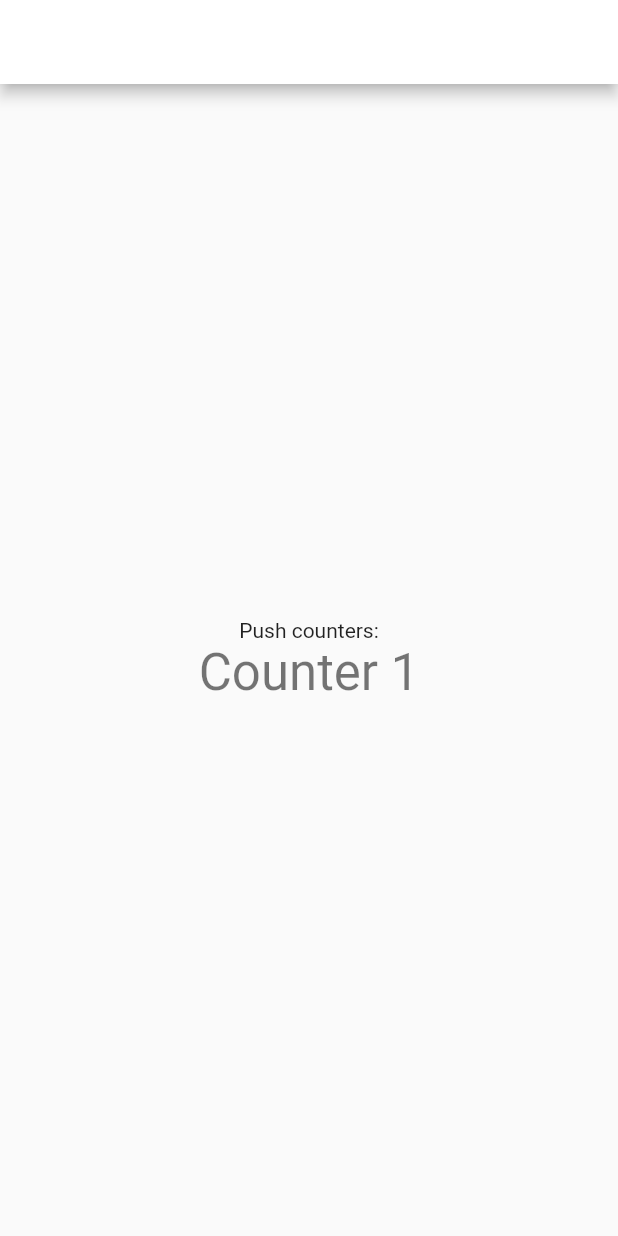
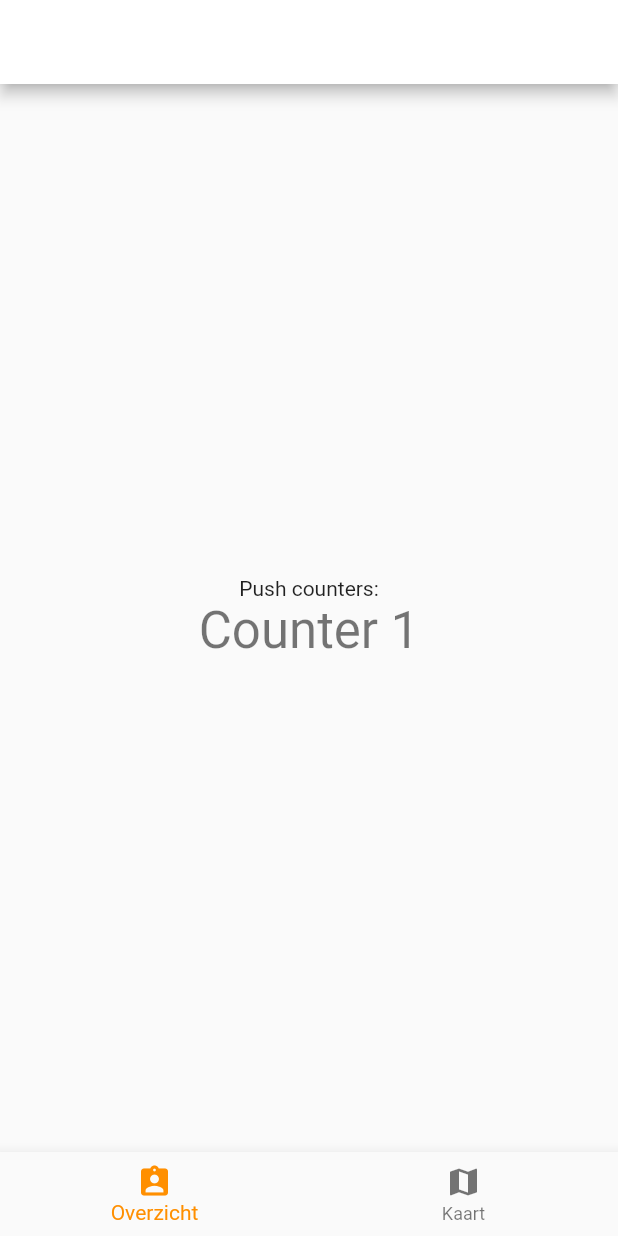
Before and after one commit to tik1111/greppeltocht, a Flutter app: the screen it shows after launch, on a phone screen of 412 x 824 dp. Run offline on Flutter 3.47's test engine with Material 2 defaults, Android fonts, the phone set to English and light mode, and no system bars; our stand-ins replace go_router.

Commit message:
Feat: Bottom nav bar

```diff
--- a/lib/screen/homeScreen.dart
+++ b/lib/screen/homeScreen.dart
@@ -1,4 +1,5 @@
 import 'package:flutter/material.dart';
+import 'package:greppeltocht/widgets/bottomNavigationBar.dart';
 
 class HomeScreen extends StatelessWidget {
   const HomeScreen({super.key});
@@ -10,6 +11,8 @@ class HomeScreen extends StatelessWidget {
         backgroundColor: Theme.of(context).colorScheme.inversePrimary,
         title: const Text("Test bar"),
       ),
+      bottomNavigationBar:
+          const DefaultBottomNavBar(selectedIndex: 0, onItemSelected: 1),
       body: Center(
         child: Column(
           mainAxisAlignment: MainAxisAlignment.center,
--- /dev/null
+++ b/lib/widgets/bottomNavigationBar.dart
@@ -0,0 +1,40 @@
+// ignore: file_names
+import 'package:flutter/material.dart';
+
+class DefaultBottomNavBar extends StatefulWidget {
+  final int selectedIndex;
+  final int onItemSelected;
+
+  const DefaultBottomNavBar({
+    Key? key,
+    required this.selectedIndex,
+    required this.onItemSelected,
+  }) : super(key: key);
+
+  @override
+  // ignore: library_private_types_in_public_api
+  _DefaultBottomNavBarState createState() => _DefaultBottomNavBarState();
+}
+
+class _DefaultBottomNavBarState extends State<DefaultBottomNavBar> {
+  @override
+  Widget build(BuildContext context) {
+    return BottomNavigationBar(
+      items: const <BottomNavigationBarItem>[
+        BottomNavigationBarItem(
+          icon: Icon(Icons.assignment_ind),
+          label: 'Overzicht',
+        ),
+        BottomNavigationBarItem(
+          icon: Icon(Icons.map),
+          label: 'Kaart',
+        ),
+      ],
+      currentIndex: widget.selectedIndex,
+      selectedItemColor: Colors.amber[800],
+      onTap: (int) {
+        widget.onItemSelected;
+      },
+    );
+  }
+}
```
Also changed, not shown: 1 other file.
